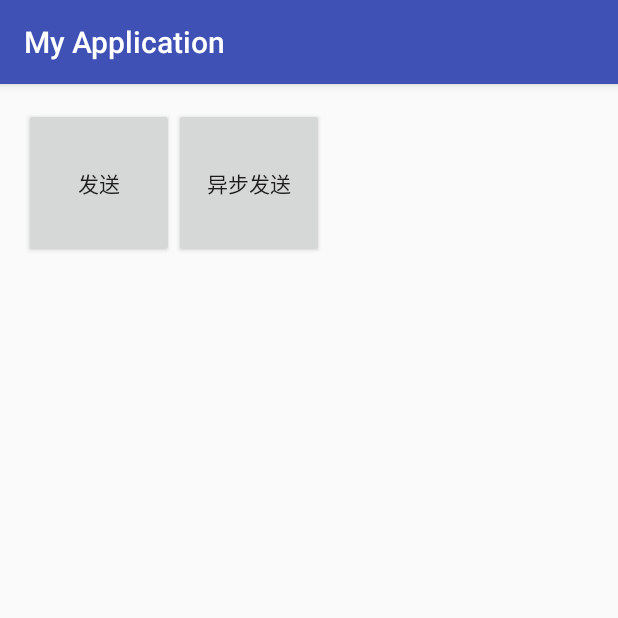
After one commit to fanchaolve/MyApplication, an Android app: the Main2Activity screen opened directly, with no data from a screen before it, on a phone screen of 412 x 824 dp, the top half of it. The commit adds this screen. Run offline under Robolectric (Android 15) with nearby library versions, the phone set to English and light mode, and no system bars; our stand-ins replace ButterKnife; libraries missing offline, so code that uses them is left out: de.greenrobot.event.

Commit message:
更新功能，添加eventbus

```diff
--- a/app/build.gradle
+++ b/app/build.gradle
@@ -30,4 +30,5 @@ dependencies {
     compile 'me.drakeet.multitype:multitype:2.2.1'
     compile project(':library')
     compile 'com.jakewharton:butterknife:8.4.0'
+    compile 'de.greenrobot:eventbus:3.0.0-beta1'
 }
--- /dev/null
+++ b/app/src/main/java/com/example/administrator/myapplication/Main2Activity.java
@@ -0,0 +1,65 @@
+package com.example.administrator.myapplication;
+
+import android.support.v7.app.AppCompatActivity;
+import android.os.Bundle;
+import android.view.View;
+import android.widget.Button;
+import android.widget.TextView;
+
+import com.example.administrator.myapplication.base.BaseActivity;
+import com.example.administrator.myapplication.bean.MessageDetail;
+import com.example.administrator.myapplication.bean.Messagelist;
+
+import butterknife.BindView;
+import de.greenrobot.event.EventBus;
+
+public class Main2Activity extends BaseActivity {
+
+
+//    @BindView(R.id.bt_send)
+    Button bt_send;
+    Button bt_send2;
+
+    @Override
+    public int getLayoutId() {
+        return R.layout.activity_main2;
+    }
+
+    @Override
+    public void initView() {
+
+        bt_send= (Button) findViewById(R.id.bt_send);
+        bt_send2= (Button) findViewById(R.id.bt_send2);
+
+        bt_send.setOnClickListener(new View.OnClickListener() {
+            @Override
+            public void onClick(View view) {
+                EventBus.getDefault().post(new MessageDetail("从Main2Activity发来的消息。。。。1"));
+                EventBus.getDefault().post(new MessageDetail("从Main2Activity发来的消息。。。。2"));
+                EventBus.getDefault().post(new MessageDetail("从Main2Activity发来的消息。。。。3"));
+                EventBus.getDefault().post(new MessageDetail("从Main2Activity发来的消息。。。。4"));
+            }
+        });
+
+        bt_send2.setOnClickListener(new View.OnClickListener() {
+            @Override
+            public void onClick(View view) {
+                new Thread(new Runnable() {
+                    @Override
+                    public void run() {
+                        EventBus.getDefault().post(new Messagelist("从Main2Activity发来的异步消息" ));
+//                        runOnUiThread(new Runnable() {
+//                            @Override
+//                            public void run() {
+//                                finish();
+//                            }
+//                        });
+
+                    }
+                }).start();
+            }
+        });
+    }
+
+
+}
--- a/app/src/main/java/com/example/administrator/myapplication/base/BaseActivity.java
+++ b/app/src/main/java/com/example/administrator/myapplication/base/BaseActivity.java
@@ -22,6 +22,8 @@ import butterknife.Unbinder;
 
 public abstract class BaseActivity<P extends BasePresenter, M extends BaseModel> extends AppCompatActivity {
 
+
+    public  String TAG=BaseActivity.class.getSimpleName();
 
     public P mPresenter;
     public Context mContext;
--- /dev/null
+++ b/app/src/main/res/layout/activity_main2.xml
@@ -0,0 +1,27 @@
+<?xml version="1.0" encoding="utf-8"?>
+<RelativeLayout xmlns:android="http://schemas.android.com/apk/res/android"
+    xmlns:tools="http://schemas.android.com/tools"
+    android:id="@+id/activity_main2"
+    android:layout_width="match_parent"
+    android:layout_height="match_parent"
+    android:paddingBottom="@dimen/activity_vertical_margin"
+    android:paddingLeft="@dimen/activity_horizontal_margin"
+    android:paddingRight="@dimen/activity_horizontal_margin"
+    android:paddingTop="@dimen/activity_vertical_margin"
+    tools:context="com.example.administrator.myapplication.Main2Activity">
+
+
+    <Button
+        android:layout_width="100dp"
+        android:layout_height="100dp"
+        android:text="发送"
+        android:id="@+id/bt_send"/>
+
+    <Button
+        android:layout_toRightOf="@+id/bt_send"
+        android:layout_width="100dp"
+        android:layout_height="100dp"
+        android:text="异步发送"
+        android:id="@+id/bt_send2"/>
+
+</RelativeLayout>
```
Also changed, not shown: app/src/main/AndroidManifest.xml (+5 -11 lines), app/src/main/java/com/example/administrator/myapplication/MainActivity.java (+83 -2 lines), app/src/main/java/com/example/administrator/myapplication/bean/MessageDetail.java (added, +22 -0 lines), app/src/main/java/com/example/administrator/myapplication/bean/MessageEvent.java (added, +8 -0 lines), app/src/main/java/com/example/administrator/myapplication/bean/Messagelist.java (added, +22 -0 lines), app/src/main/res/layout/content_main.xml (+10 -2 lines).
